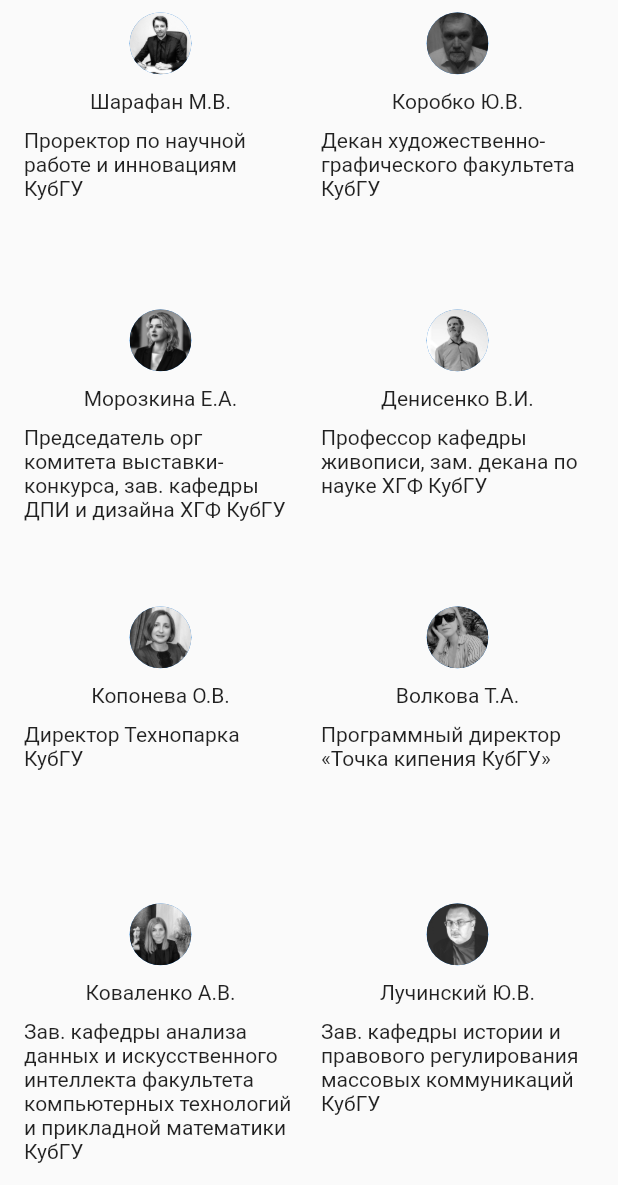
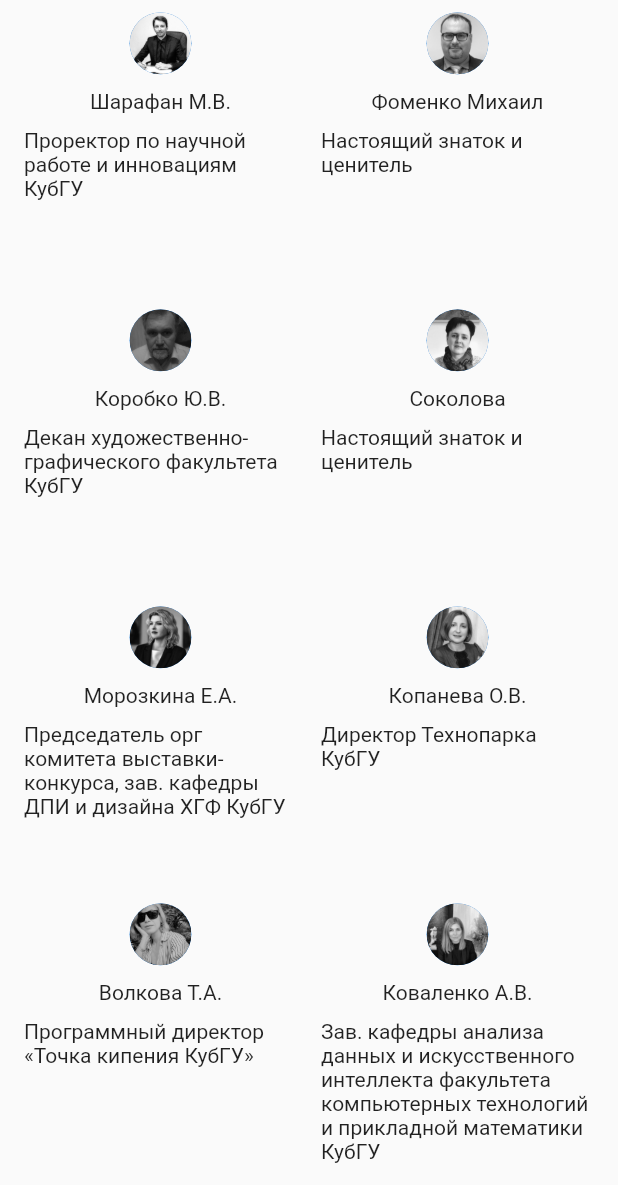
Before and after one commit to AirMax2303/science_art_space, a Flutter app: the ExpertsPage screen opened directly, on a phone screen of 412 x 824 dp, the part 51-1236 px from its top. Run offline on Flutter 3.47's test engine with Material 2 defaults, Android fonts, the light colour scheme and no system bars; our stand-ins replace file_picker, flutter_form_builder, flutter_widget_from_html, video_player.

Commit message:
Правки

```diff
--- a/lib/model/models.dart
+++ b/lib/model/models.dart
@@ -103,11 +103,11 @@ var organizers = [
       'assets/organizers/IMG-20230331-WA0017.jpg'),
   Partner(
       '3',
-      'Кафедра истории и правового регулирования массовых коммуникаций факультета журналистики',
+      'МУ ДО "Детская художественная школа" им. В.А. Филиппова МО г. Краснодар',
       'assets/organizers/IMG-20230331-WA0016.jpg'),
   Partner(
       '4',
-      'МУ ДО "Детская художественная школа" им. В.А. Филиппова МО г. Краснодар',
+      'Кафедра истории и правового регулирования массовых коммуникаций факультета журналистики',
       'assets/organizers/IMG-20230331-WA0019.jpg'),
   Partner('5', 'Физико-технический факультет КубГУ',
       'assets/organizers/IMG-20230331-WA0021.jpg')
@@ -116,77 +116,79 @@ var organizers = [
 var experts = [
   Expert('1', 'Шарафан М.В.', 'Проректор по научной работе и инновациям КубГУ',
       'assets/experts/sharafan.jpg'),
+  Expert('20', 'Фоменко Михаил', 'Настоящий знаток и ценитель',
+      'assets/experts/fomenko.jpg'),
   Expert(
-      '1',
+      '2',
       'Коробко Ю.В.',
       'Декан художественно-графического факультета КубГУ',
       'assets/experts/Korobko.jpg'),
+  Expert('19', 'Соколова', 'Настоящий знаток и ценитель',
+      'assets/experts/sokolova.jpg'),
   Expert(
-      '1',
+      '3',
       'Морозкина Е.А.',
       'Председатель орг комитета выставки-конкурса, зав. кафедры ДПИ и дизайна ХГФ КубГУ',
       'assets/experts/morozkina.jpg'),
-  Expert(
-      '1',
-      'Денисенко В.И.',
-      'Профессор кафедры живописи, зам. декана по науке ХГФ КубГУ',
-      'assets/experts/denisenko.jpg'),
-  Expert('1', 'Копонева О.В.', 'Директор Технопарка КубГУ',
+  Expert('5', 'Копанева О.В.', 'Директор Технопарка КубГУ',
       'assets/experts/koponeva.jpg'),
-  Expert('1', 'Волкова Т.А.', 'Программный директор «Точка кипения КубГУ»',
+  Expert('6', 'Волкова Т.А.', 'Программный директор «Точка кипения КубГУ»',
       'assets/experts/volkova.jpg'),
   Expert(
-      '1',
+      '7',
       'Коваленко А.В.',
       'Зав. кафедры анализа данных и искусственного интеллекта факультета компьютерных технологий и прикладной математики КубГУ',
       'assets/experts/kovalenko.jpg'),
   Expert(
-      '1',
+      '8',
       'Лучинский Ю.В.',
       'Зав. кафедры истории и правового регулирования массовых коммуникаций КубГУ',
       'assets/experts/lychinskiy.jpg'),
   Expert(
-      '1',
+      '9',
       'Зимина О.А.',
       'Председатель Краснодарского регионального отделения общественной организации «Союз дизайнеров России», и.о. декана факультета архитектуры и дизайна, зав. кафедры «Дизайн одежды» ФАД КубГУ',
       'assets/experts/zimina.jpg'),
-  Expert('1', 'Говорова Г.Н.', 'Директор Департамента по международным связям',
+  Expert('10', 'Говорова Г.Н.', 'Директор Департамента по международным связям',
       'assets/experts/govorova.jpg'),
   Expert(
-      '1',
+      '11',
       'Ротай Е.М.',
       'Зам. директора Департамента по международным связям',
       'assets/experts/rotai.jpg'),
   Expert(
-      '1',
+      '4',
+      'Денисенко В.И.',
+      'Профессор кафедры живописи, зам. декана по науке ХГФ КубГУ',
+      'assets/experts/denisenko.jpg'),
+  Expert('21', 'Мальцева Л.В.', 'Доктор педагогических наук, доцент',
+      'assets/experts/maltseva.jpg'),
+  Expert(
+      '12',
       'Белая Т.В.',
       'Доцент кафедры ДПИ и дизайна ХГФ КубГУ, зам. декана по учебной работе ХГФ',
       'assets/experts/belpay.jpg'),
   Expert(
-      '1',
+      '13',
       'Прокопова А.С',
       'Ст. преподаватель кафедры ДПИ и дизайна ХГФ КубГУ',
       'assets/experts/prokopova.jpg'),
   Expert(
-      '1',
+      '14',
       'Полонникова А.А.',
       'Преподаватель кафедры ДПИ и дизайна ХГФ КубГУ',
       'assets/experts/polonnikova.jpg'),
   Expert(
-      '1',
+      '15',
       'Присяжнюк В.С.',
       'Директор детской художественной школы им В.А.Филиппова',
       'assets/experts/prosygnik.jpg'),
-  Expert('1', 'Шведчиков Н.Ю.', 'Генеральный директор ООО Экстраверт',
+  Expert('16', 'Шведчиков Н.Ю.', 'Генеральный директор ООО Экстраверт',
       'assets/experts/svedchikov.jpg'),
-  Expert('1', 'Золотарёв С.С.', 'Генеральный директор ООО «М-АРТ»',
+  Expert('17', 'Золотарёв С.С.', 'Генеральный директор ООО «М-АРТ»',
       'assets/experts/zolotarev.jpg'),
-  Expert('1', 'Зыкова Е.В.', 'Управляющий партнёр «ARTEЛЬ DIGITAL»',
+  Expert('18', 'Зыкова Е.В.', 'Управляющий партнёр «ARTEЛЬ DIGITAL»',
       'assets/experts/zikova.jpg'),
-  Expert('1', 'Соколова', 'Настоящий знаток и ценитель',
-      'assets/experts/sokolova.jpg'),
-  Expert('1', 'Фоменко Михаил', 'Настоящий знаток и ценитель',
-      'assets/experts/fomenko.jpg')
 ];
 
 class User {
--- a/lib/pages/organizers_page.dart
+++ b/lib/pages/organizers_page.dart
@@ -12,7 +12,7 @@ class OrganizersPage extends StatelessWidget {
       child: Column(
         children: [
           Container(
-            height: MediaQuery.of(context).size.width / 7,
+            height: MediaQuery.of(context).size.width / 8,
             width: MediaQuery.of(context).size.width / 7,
             decoration: BoxDecoration(
               image: DecorationImage(
--- a/lib/pages/partners_page.dart
+++ b/lib/pages/partners_page.dart
@@ -12,7 +12,7 @@ class PartnersPage extends StatelessWidget {
       child: Column(
         children: [
           Container(
-            height: MediaQuery.of(context).size.width / 7,
+            height: MediaQuery.of(context).size.width / 8,
             width: MediaQuery.of(context).size.width / 7,
             decoration: BoxDecoration(
               image: DecorationImage(
```
Also changed, not shown: lib/pages/form/form_page.dart (+24 -20 lines), lib/pages/home/home_page.dart (+22 -20 lines), assets/experts/maltseva.jpg (renamed from assets/experts/Мальцева .jpg), 1 other file.
